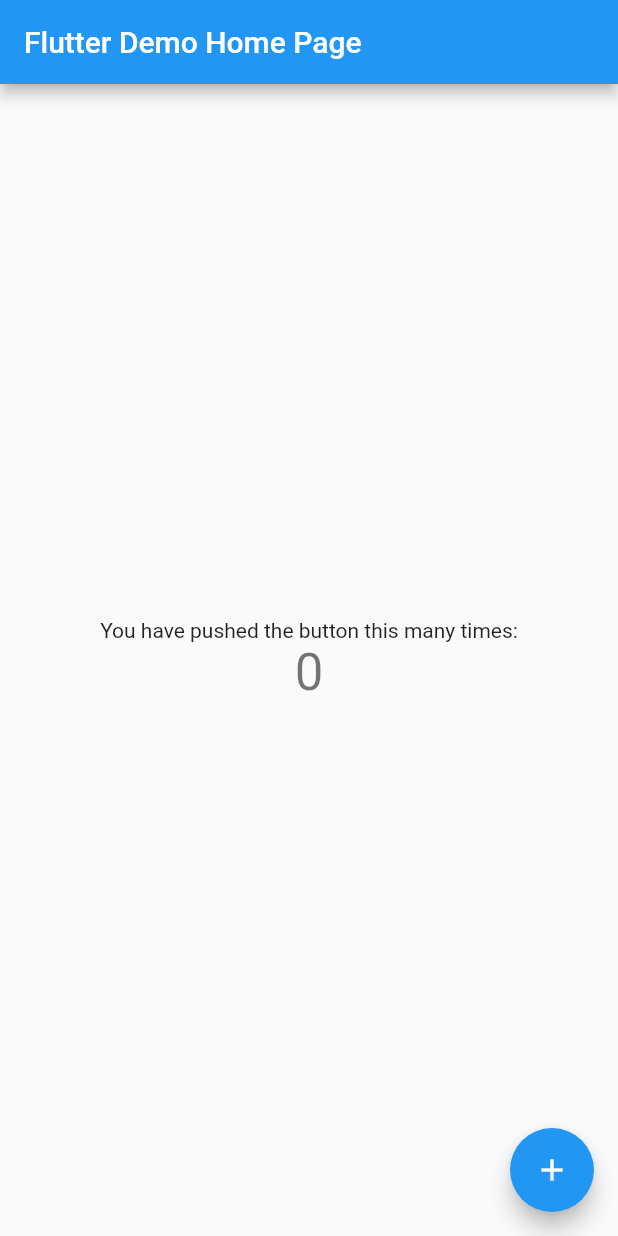
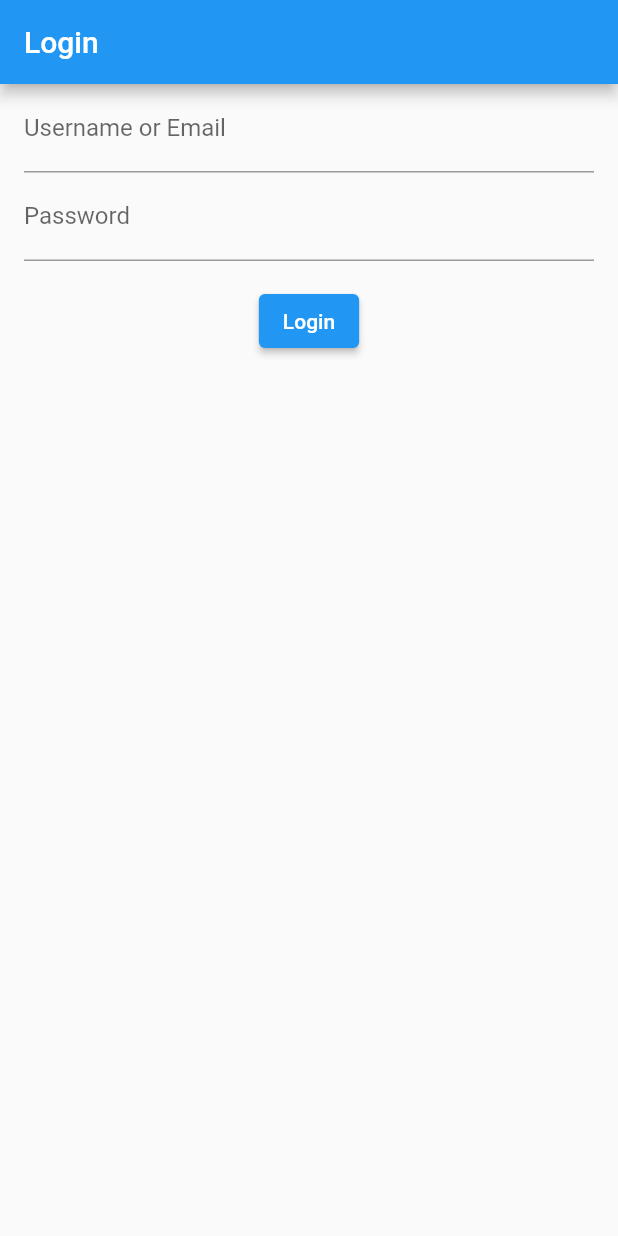
Before and after one commit to macielti/gandalf, a Flutter app: the screen it shows after launch, on a phone screen of 412 x 824 dp. Run offline on Flutter 3.47's test engine with Material 2 defaults, Android fonts, the phone set to English and light mode, and no system bars; our stand-ins replace dartz, equatable, jwt_decoder.

Commit message:
add login page design (without logic code)

```diff
--- /dev/null
+++ b/lib/features/authentication/presentation/pages/login_page.dart
@@ -0,0 +1,44 @@
+import 'package:flutter/material.dart';
+import 'package:gandalf/features/authentication/presentation/widgets/button_loading_indicator.dart';
+
+class LoginPage extends StatelessWidget {
+  LoginPage({Key? key}) : super(key: key);
+
+  final formKey = GlobalKey<FormState>();
+
+  @override
+  Widget build(BuildContext context) {
+    return Scaffold(
+        appBar: AppBar(
+          title: Text('Login'),
+          brightness: Brightness.dark,
+        ),
+        body: Container(
+          padding: EdgeInsets.only(left: 16.0, right: 16.0),
+          child: Form(
+            key: formKey,
+            child: Column(
+              children: [
+                TextFormField(
+                  decoration: InputDecoration(
+                    labelText: 'Username or Email',
+                    hintText: 'example@example.com',
+                  ),
+                ),
+                TextFormField(
+                  decoration: InputDecoration(
+                    labelText: 'Password',
+                    hintText: '******',
+                  ),
+                  obscureText: true,
+                ),
+                ButtonLoadingIndicator(
+                  onPressed: () {},
+                  child: Text('Login'),
+                ),
+              ],
+            ),
+          ),
+        ));
+  }
+}
--- /dev/null
+++ b/lib/features/authentication/presentation/widgets/button_loading_indicator.dart
@@ -0,0 +1,25 @@
+import 'package:flutter/material.dart';
+
+class ButtonLoadingIndicator extends StatelessWidget {
+  const ButtonLoadingIndicator({
+    this.loading = false,
+    required this.onPressed,
+    required this.child,
+  });
+
+  final bool loading;
+  final VoidCallback onPressed;
+  final Widget child;
+
+  @override
+  Widget build(BuildContext context) {
+    return Padding(
+        padding: const EdgeInsets.all(16.0),
+        child: !loading
+            ? ElevatedButton(
+                onPressed: onPressed,
+                child: child,
+              )
+            : CircularProgressIndicator());
+  }
+}
--- a/lib/main.dart
+++ b/lib/main.dart
@@ -1,113 +1,10 @@
 import 'package:flutter/material.dart';
+import 'package:gandalf/features/authentication/presentation/pages/login_page.dart';
 
 void main() {
-  runApp(MyApp());
+  runApp(MaterialApp(
+    title: 'Gandalf',
+    theme: ThemeData(primaryColor: Colors.black),
+    home: LoginPage(),
+  ));
 }
-
-class MyApp extends StatelessWidget {
-  // This widget is the root of your application.
-  @override
-  Widget build(BuildContext context) {
-    return MaterialApp(
-      title: 'Flutter Demo',
-      theme: ThemeData(
-        // This is the theme of your application.
-        //
-        // Try running your application with "flutter run". You'll see the
-        // application has a blue toolbar. Then, without quitting the app, try
-        // changing the primarySwatch below to Colors.green and then invoke
-        // "hot reload" (press "r" in the console where you ran "flutter run",
-        // or simply save your changes to "hot reload" in a Flutter IDE).
-        // Notice that the counter didn't reset back to zero; the application
-        // is not restarted.
-        primarySwatch: Colors.blue,
-      ),
-      home: MyHomePage(title: 'Flutter Demo Home Page'),
-    );
-  }
-}
-
-class MyHomePage extends StatefulWidget {
-  MyHomePage({Key? key, required this.title}) : super(key: key);
-
-  // This widget is the home page of your application. It is stateful, meaning
-  // that it has a State object (defined below) that contains fields that affect
-  // how it looks.
-
-  // This class is the configuration for the state. It holds the values (in this
-  // case the title) provided by the parent (in this case the App widget) and
-  // used by the build method of the State. Fields in a Widget subclass are
-  // always marked "final".
-
-  final String title;
-
-  @override
-  _MyHomePageState createState() => _MyHomePageState();
-}
-
-class _MyHomePageState extends State<MyHomePage> {
-  int _counter = 0;
-
-  void _incrementCounter() {
-    setState(() {
-      // This call to setState tells the Flutter framework that something has
-      // changed in this State, which causes it to rerun the build method below
-      // so that the display can reflect the updated values. If we changed
-      // _counter without calling setState(), then the build method would not be
-      // called again, and so nothing would appear to happen.
-      _counter++;
-    });
-  }
-
-  @override
-  Widget build(BuildContext context) {
-    // This method is rerun every time setState is called, for instance as done
-    // by the _incrementCounter method above.
-    //
-    // The Flutter framework has been optimized to make rerunning build methods
-    // fast, so that you can just rebuild anything that needs updating rather
-    // than having to individually change instances of widgets.
-    return Scaffold(
-      appBar: AppBar(
-        // Here we take the value from the MyHomePage object that was created by
-        // the App.build method, and use it to set our appbar title.
-        title: Text(widget.title),
-      ),
-      body: Center(
-        // Center is a layout widget. It takes a single child and positions it
-        // in the middle of the parent.
-        child: Column(
-          // Column is also a layout widget. It takes a list of children and
-          // arranges them vertically. By default, it sizes itself to fit its
-          // children horizontally, and tries to be as tall as its parent.
-          //
-          // Invoke "debug painting" (press "p" in the console, choose the
-          // "Toggle Debug Paint" action from the Flutter Inspector in Android
-          // Studio, or the "Toggle Debug Paint" command in Visual Studio Code)
-          // to see the wireframe for each widget.
-          //
-          // Column has various properties to control how it sizes itself and
-          // how it positions its children. Here we use mainAxisAlignment to
-          // center the children vertically; the main axis here is the vertical
-          // axis because Columns are vertical (the cross axis would be
-          // horizontal).
-          mainAxisAlignment: MainAxisAlignment.center,
-          children: <Widget>[
-            Text(
-              'You have pushed the button this many times:',
-            ),
-            Text(
-              '$_counter',
-              style: Theme.of(context).textTheme.headline4,
-            ),
-          ],
-        ),
-      ),
-      floatingActionButton: FloatingActionButton(
-        onPressed: _incrementCounter,
-        tooltip: 'Increment',
-        child: Icon(Icons.add),
-      ), // This trailing comma makes auto-formatting nicer for build methods.
-    );
-  }
-}
```
Also changed, not shown: lib/features/authentication/presentation/bloc/user_bloc.dart (added).
